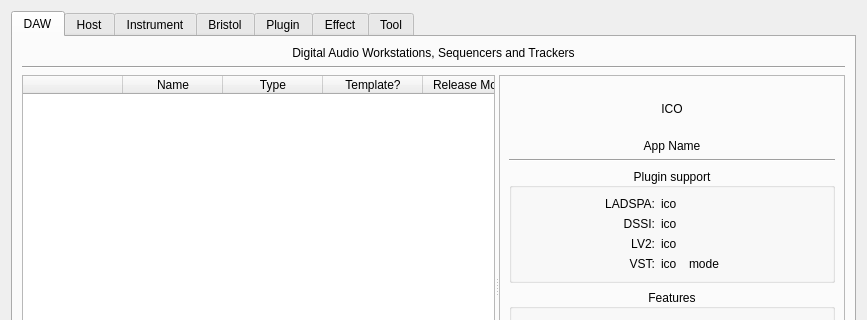
Old version of the form resources/ui/claudia_launcher.ui in the repository falkTX/Cadence; both pictures show x 0 to 867 and y 0 to 320 of the 867 by 519 pixel window.
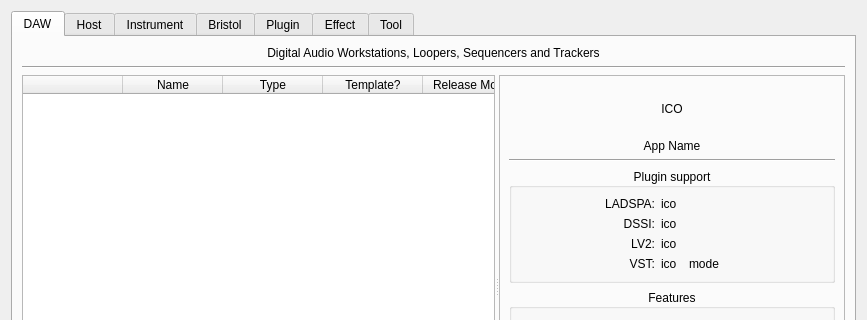
New version of the form.

Commit message: Clauidia-DB: Add giada

```diff
--- a/resources/ui/claudia_launcher.ui
+++ b/resources/ui/claudia_launcher.ui
@@ -33,7 +33,7 @@
           </size>
          </property>
          <property name="text">
-          <string>Digital Audio Workstations, Sequencers and Trackers</string>
+          <string>Digital Audio Workstations, Loopers, Sequencers and Trackers</string>
          </property>
          <property name="alignment">
           <set>Qt::AlignCenter</set>
```
The commit also changes 1 other file.
